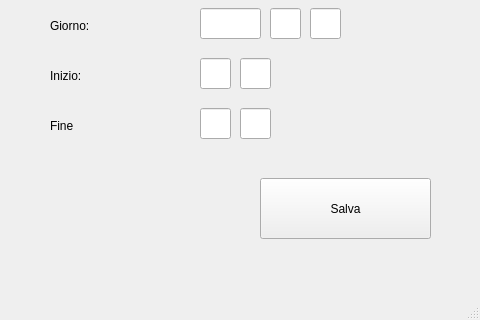
The window that Controller/insertactivitycontroller.ui (RalucaBuzamurga/Activity_Tracker) describes before a commit, drawn with Qt 5; both pictures show x 0 to 480 and y 152 to 472 of the 480 by 472 pixel window.
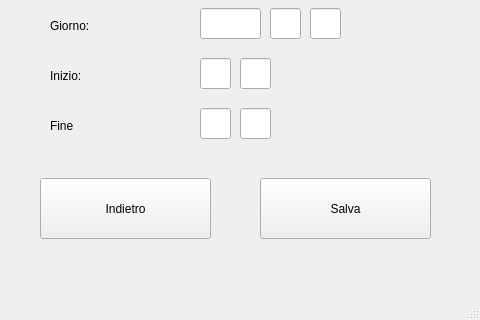
The same window after the commit.

The edit to the form file:
```diff
--- a/Controller/insertactivitycontroller.ui
+++ b/Controller/insertactivitycontroller.ui
@@ -175,6 +175,19 @@
      <string/>
     </property>
    </widget>
+   <widget class="QPushButton" name="backButton">
+    <property name="geometry">
+     <rect>
+      <x>40</x>
+      <y>330</y>
+      <width>171</width>
+      <height>61</height>
+     </rect>
+    </property>
+    <property name="text">
+     <string>Indietro</string>
+    </property>
+   </widget>
   </widget>
   <widget class="QMenuBar" name="menubar">
    <property name="geometry">
```
Left out of the diff: 2 changed lines with no effect on the pictures.
